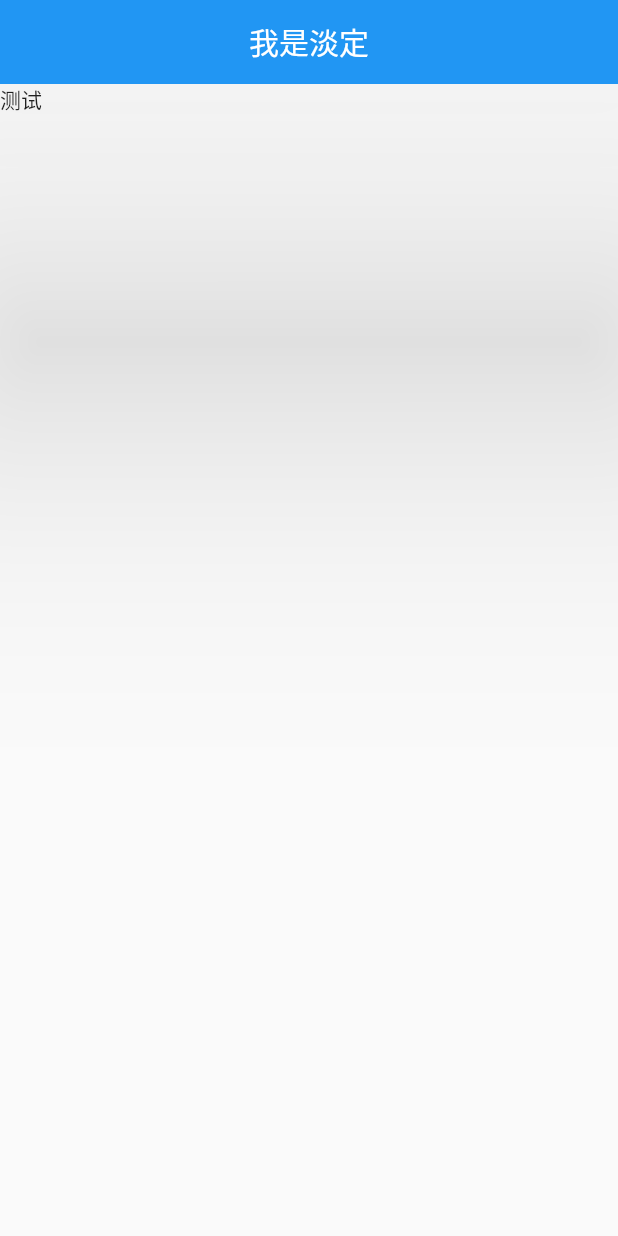
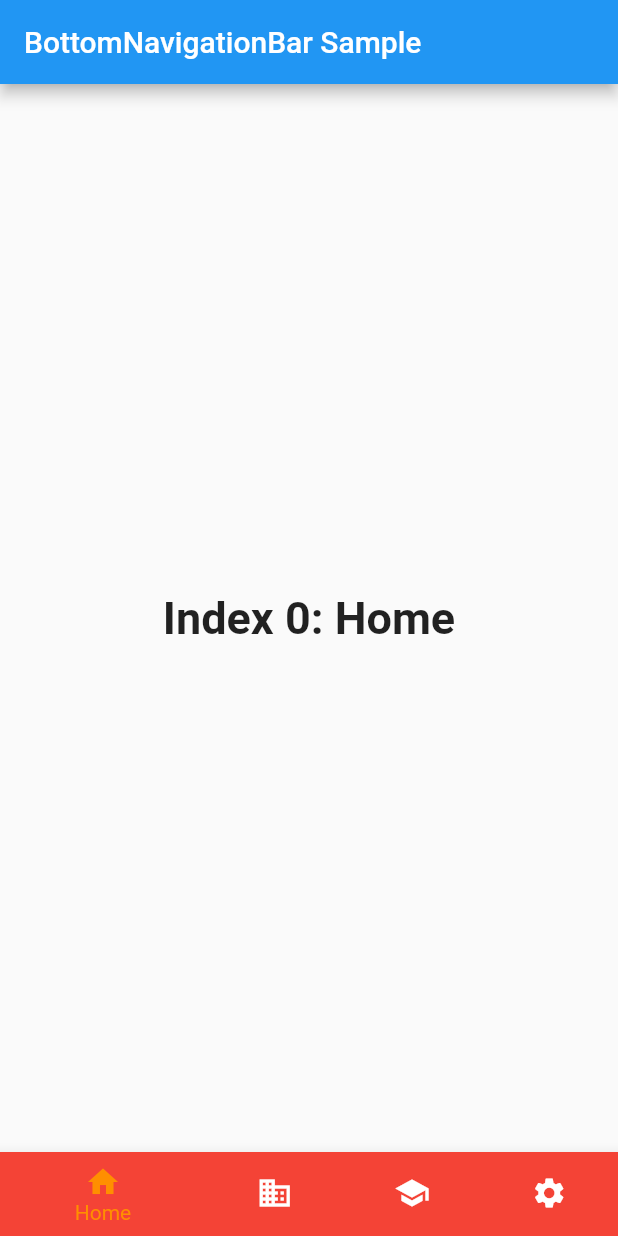
Before and after one commit to tangchunwei/flutter_learn, a Flutter app: the screen it shows after launch, on a phone screen of 412 x 824 dp. Run offline on Flutter 3.47's test engine with Material 2 defaults, Android fonts, the phone set to English and light mode, and no system bars.

Commit message:
Update main.dart

```diff
--- a/lib/main.dart
+++ b/lib/main.dart
@@ -1,27 +1,93 @@
 import 'package:flutter/material.dart';
 
-import 'widgets/text.dart';
-
-main() {
-  runApp(const MyApp());
-}
+void main() => runApp(const MyApp());
 
 class MyApp extends StatelessWidget {
   const MyApp({Key? key}) : super(key: key);
+
+  static const String _title = 'Flutter Code Sample';
+
   @override
   Widget build(BuildContext context) {
-    return const MaterialApp(home: HomePage());
+    return const MaterialApp(
+      title: _title,
+      home: MyStatefulWidget(),
+    );
   }
 }
 
-class HomePage extends StatelessWidget {
-  const HomePage({Key? key}) : super(key: key);
+class MyStatefulWidget extends StatefulWidget {
+  const MyStatefulWidget({Key? key}) : super(key: key);
+
+  @override
+  State<MyStatefulWidget> createState() => _MyStatefulWidgetState();
+}
+
+class _MyStatefulWidgetState extends State<MyStatefulWidget> {
+  int _selectedIndex = 0;
+  static const TextStyle optionStyle =
+      TextStyle(fontSize: 30, fontWeight: FontWeight.bold);
+  static const List<Widget> _widgetOptions = <Widget>[
+    Text(
+      'Index 0: Home',
+      style: optionStyle,
+    ),
+    Text(
+      'Index 1: Business',
+      style: optionStyle,
+    ),
+    Text(
+      'Index 2: School',
+      style: optionStyle,
+    ),
+    Text(
+      'Index 3: Settings',
+      style: optionStyle,
+    ),
+  ];
+
+  void _onItemTapped(int index) {
+    setState(() {
+      _selectedIndex = index;
+    });
+  }
+
   @override
   Widget build(BuildContext context) {
     return Scaffold(
       appBar: AppBar(
-          title: const Text("我是淡定"), centerTitle: true, elevation: 100.0),
-      body: const TextDemo(),
+        title: const Text('BottomNavigationBar Sample'),
+      ),
+      body: Center(
+        child: _widgetOptions.elementAt(_selectedIndex),
+      ),
+      bottomNavigationBar: BottomNavigationBar(
+        items: const <BottomNavigationBarItem>[
+          BottomNavigationBarItem(
+            icon: Icon(Icons.home),
+            label: 'Home',
+            backgroundColor: Colors.red,
+          ),
+          BottomNavigationBarItem(
+            icon: Icon(Icons.business),
+            label: 'Business',
+            backgroundColor: Colors.green,
+          ),
+          BottomNavigationBarItem(
+            icon: Icon(Icons.school),
+            label: 'School',
+            backgroundColor: Colors.purple,
+          ),
+          BottomNavigationBarItem(
+            icon: Icon(Icons.settings),
+            label: 'Settings',
+            backgroundColor: Colors.pink,
+          ),
+        ],
+        currentIndex: _selectedIndex,
+        selectedItemColor: Colors.amber[800],
+        onTap: _onItemTapped,
+      ),
     );
   }
 }
```
